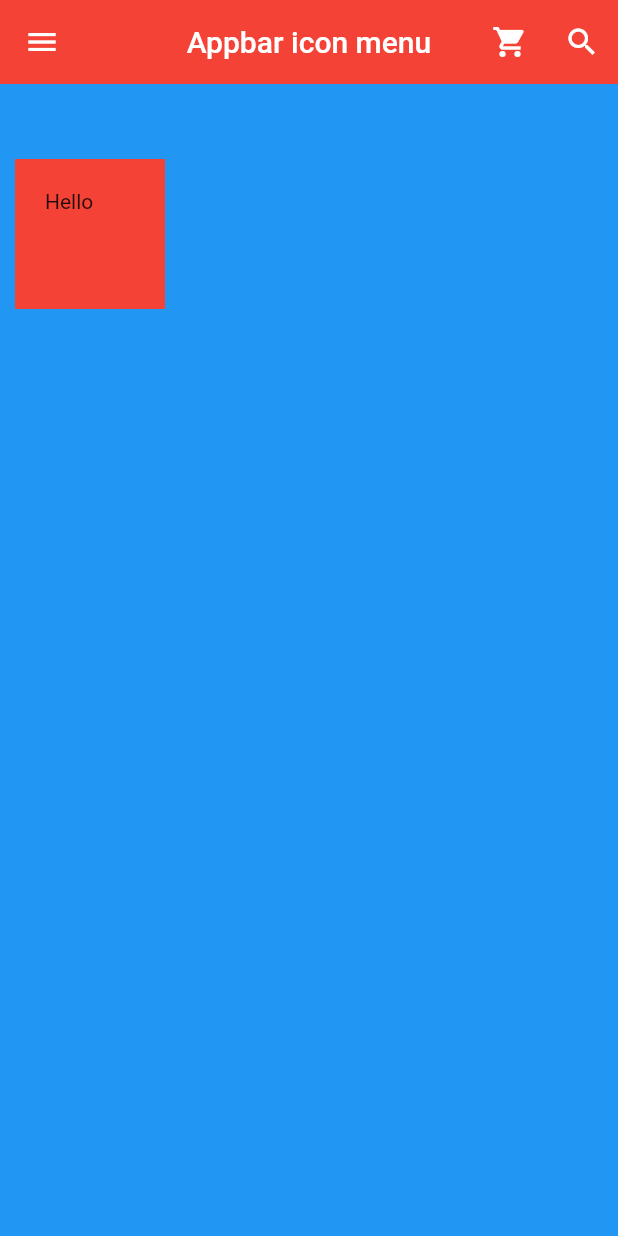
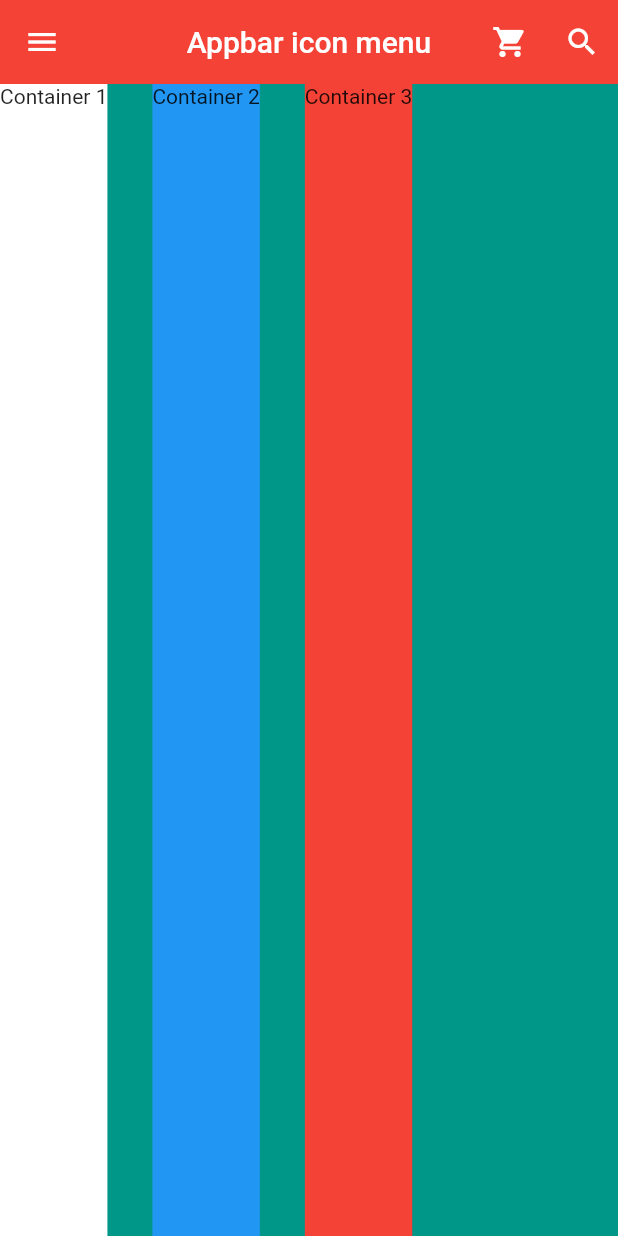
Before and after one commit to InJoon-L/Flutter-first-app, a Flutter app: the screen it shows after launch, on a phone screen of 412 x 824 dp. Run offline on Flutter 3.47's test engine with Material 2 defaults, Android fonts, the phone set to English and light mode, and no system bars; our stand-ins replace fluttertoast.

Commit message:
Column && Row 복습

```diff
--- a/flutter_app_bar/lib/main.dart
+++ b/flutter_app_bar/lib/main.dart
@@ -106,19 +106,43 @@ class MyPage extends StatelessWidget {
           ],
         ),
       ),
-      backgroundColor: Colors.blue,
+      backgroundColor: Colors.teal,
       body: SafeArea(
-        child: Container(
-          color: Colors.red,
-          width: 100.0,
-          height: 100.0,
-          margin: EdgeInsets.symmetric(
-            vertical: 50.0,
-            horizontal: 10.0
+        child: Center(
+          child: Row(
+            // mainAxisAlignment: MainAxisAlignment.center,
+            crossAxisAlignment: CrossAxisAlignment.stretch,
+            // mainAxisSize: MainAxisSize.min, // 세로 축 길이를 자식들 길이만큼만
+
+            children: <Widget>[
+              Container(
+                height: 100.0,
+                color: Colors.white,
+                child: Text('Container 1'),
+              ),
+              SizedBox(
+                width: 30.0,
+              ),
+              Container(
+                height: 100.0,
+                color: Colors.blue,
+                child: Text('Container 2'),
+              ),
+              SizedBox(
+                width: 30.0,
+              ),
+              Container(
+                height: 100.0,
+                color: Colors.red,
+                child: Text('Container 3'),
+              ),
+              // Container(
+              //   width: double.infinity, // 오른쪽 끝 정렬
+              //   height: 20.0,
+              // )
+            ],
           ),
-          padding: EdgeInsets.all(20.0),
-          child: Text('Hello'),
-        ),
+        )
       ),
       // body: Column(
       //   children: <Widget>[
```
